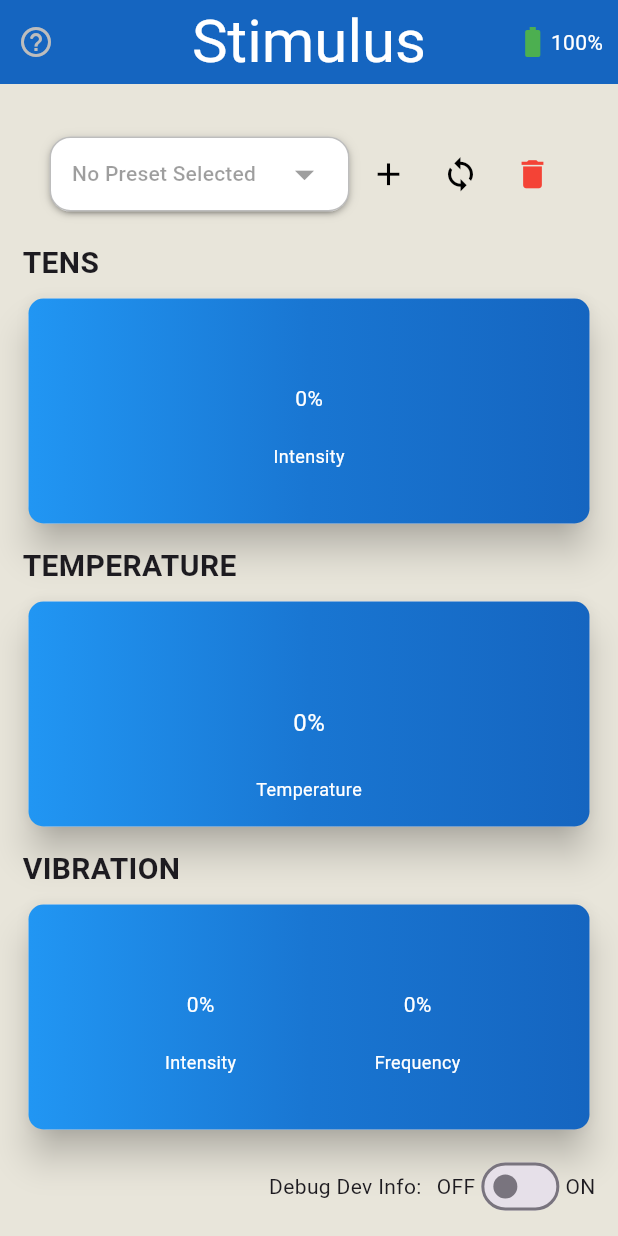
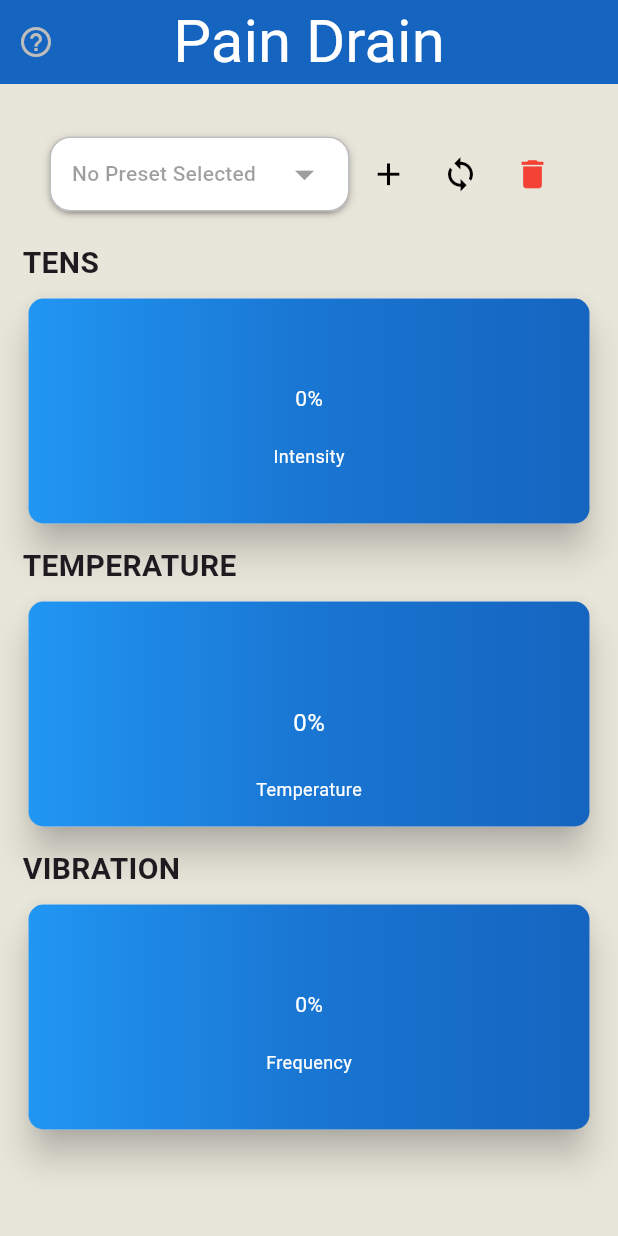
Before and after one commit to HaskizMe/PainDrainPhoneApp, a Flutter app: the HomeScreen screen opened directly, on a phone screen of 412 x 824 dp. Run offline on Flutter 3.47's test engine with Material 3 defaults, Android fonts, the phone set to English and light mode, and no system bars; drawn by our look-alikes of dropdown_button2, percent_indicator; our stand-ins replace device_preview, flutter_blue_plus, flutter_toggle_tab, flutter_xlider, get, introduction_screen and 2 more; missing offline and left inert: animated_icon, syncfusion_flutter_core; accounts and stored records are empty.

Commit message:
Adjusted ui for vibration to be horizontal slider. removed one of the sliders for vibration.

```diff
--- a/lib/screens/home/home_screen.dart
+++ b/lib/screens/home/home_screen.dart
@@ -6,6 +6,7 @@ import 'package:get/get.dart';
 import 'package:pain_drain_mobile_app/models/bluetooth.dart';
 import 'package:pain_drain_mobile_app/models/stimulus.dart';
 import 'package:pain_drain_mobile_app/screens/home/local_widgets/onboarding.dart';
+import 'package:pain_drain_mobile_app/utils/globals.dart';
 import 'package:pain_drain_mobile_app/widgets/custom_text_field.dart';
 import 'package:pain_drain_mobile_app/widgets/drop_down_button.dart';
 import 'package:pain_drain_mobile_app/widgets/tens_summary.dart';
@@ -193,7 +194,7 @@ class _HomeScreenState extends State<HomeScreen> with SingleTickerProviderStateM
               ],
             ),
             title: const Text(
-              'Stimulus',
+              'Pain Drain',
               style: TextStyle(
                   fontSize: 40,
                   color: Colors.white
@@ -202,13 +203,13 @@ class _HomeScreenState extends State<HomeScreen> with SingleTickerProviderStateM
             automaticallyImplyLeading: false,
             backgroundColor: Colors.blue.shade800,
             centerTitle: true,
-            actions: [
-              Obx(() => _bleController.isCharging.value
-                  ? const Icon(Icons.battery_charging_full_rounded, color: Colors.green,)
-                  : batteryIcon),
-              Text("${batteryLevel.toInt()}%", style: const TextStyle(color: Colors.white),),
-              const SizedBox(width: 10.0,)
-            ],
+            // actions: [
+            //   Obx(() => _bleController.isCharging.value
+            //       ? const Icon(Icons.battery_charging_full_rounded, color: Colors.green,)
+            //       : batteryIcon),
+            //   Text("${batteryLevel.toInt()}%", style: const TextStyle(color: Colors.white),),
+            //   const SizedBox(width: 10.0,)
+            // ],
           ),
           body: SingleChildScrollView(
             child: Padding(
@@ -303,6 +304,7 @@ class _HomeScreenState extends State<HomeScreen> with SingleTickerProviderStateM
                       const SizedBox(height: 5.0,),
                       VibrationSummary(update: _updateProgress,),
                       const SizedBox(height: 10.0,),
+                      if(showDebugTools)
                         Row(
                           mainAxisAlignment: MainAxisAlignment.end,
                           children: [
--- a/lib/utils/globals.dart
+++ b/lib/utils/globals.dart
@@ -1 +1,2 @@
 bool isDebug = false;
+bool showDebugTools = false;
--- a/lib/widgets/vibration_summary.dart
+++ b/lib/widgets/vibration_summary.dart
@@ -46,18 +46,18 @@ class _VibrationSummaryState extends State<VibrationSummary> {
                 crossAxisAlignment: CrossAxisAlignment.center,
                 mainAxisAlignment: MainAxisAlignment.spaceEvenly,
                 children: [
-                  CircularPercentIndicator(
-                    animation: true,
-                    animateFromLastPercent: true,
-                    animationDuration: 2000,
-                    radius: 30.0,
-                    circularStrokeCap: CircularStrokeCap.round,
-                    percent: _stimController.getStimulus(_stimController.vibeIntensity) / 100,
-                    arcType: ArcType.FULL,
-                    linearGradient: LinearGradient(colors: [Colors.yellow, Colors.yellow.shade700, Colors.yellow.shade900]),
-                    center: Text("${_stimController.getStimulus(_stimController.vibeIntensity).toInt()}%", style: const TextStyle(color: Colors.white),),
-                    footer: const Text("Intensity", style: TextStyle(fontSize: 12.0, color: Colors.white),),
-                  ),
+                  // CircularPercentIndicator(
+                  //   animation: true,
+                  //   animateFromLastPercent: true,
+                  //   animationDuration: 2000,
+                  //   radius: 30.0,
+                  //   circularStrokeCap: CircularStrokeCap.round,
+                  //   percent: _stimController.getStimulus(_stimController.vibeIntensity) / 100,
+                  //   arcType: ArcType.FULL,
+                  //   linearGradient: LinearGradient(colors: [Colors.yellow, Colors.yellow.shade700, Colors.yellow.shade900]),
+                  //   center: Text("${_stimController.getStimulus(_stimController.vibeIntensity).toInt()}%", style: const TextStyle(color: Colors.white),),
+                  //   footer: const Text("Intensity", style: TextStyle(fontSize: 12.0, color: Colors.white),),
+                  // ),
                   CircularPercentIndicator(
                     animation: true,
                     animateFromLastPercent: true,
```
Also changed, not shown: lib/models/bluetooth.dart (+4 -11 lines), lib/screens/connect_device/connect_to_device.dart (+30 -1 lines), lib/screens/home/local_widgets/vibration_popup.dart (+26 -25 lines), lib/widgets/horizontal_slider.dart (+29 -6 lines), lib/widgets/temp_slider.dart (+29 -4 lines), lib/widgets/vertical_slider.dart (+25 -3 lines), pubspec.lock. Lines whose indentation alone changed are shown as unchanged.
